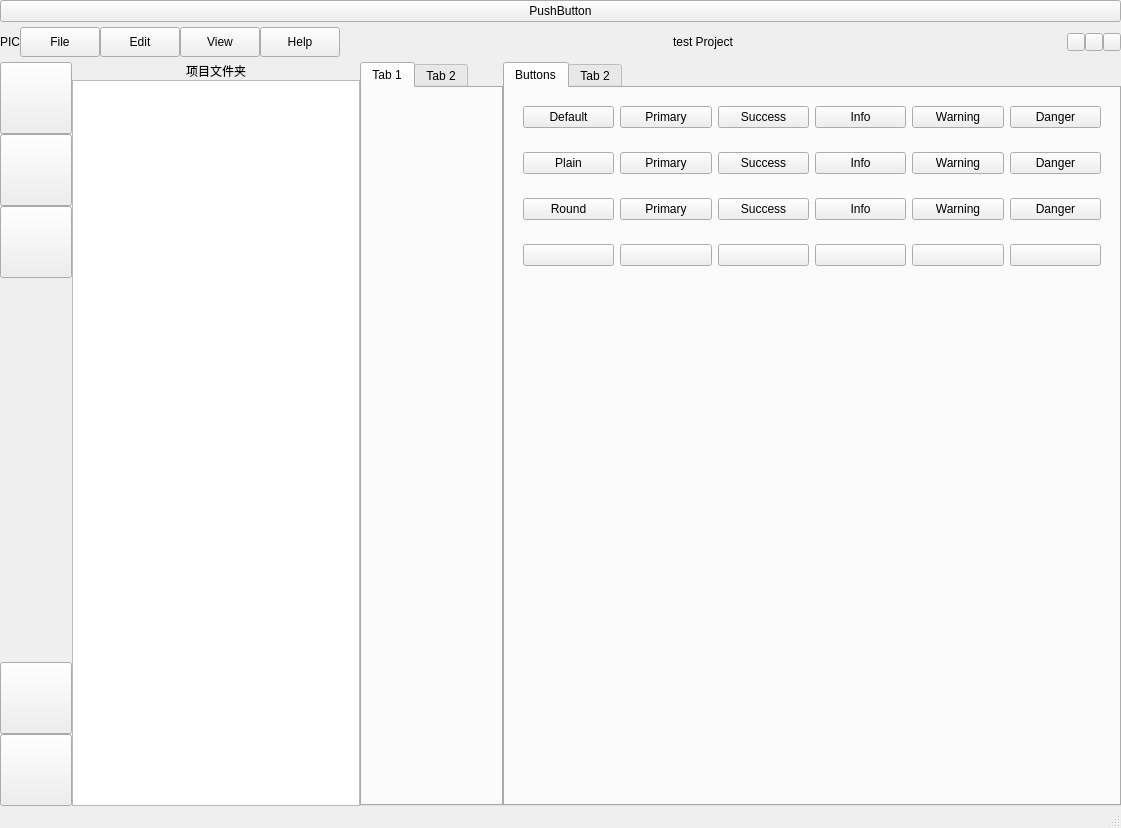
Qt form ui/ElemQssEditor.ui (jimmy-moqin/QssEditor) before a commit.
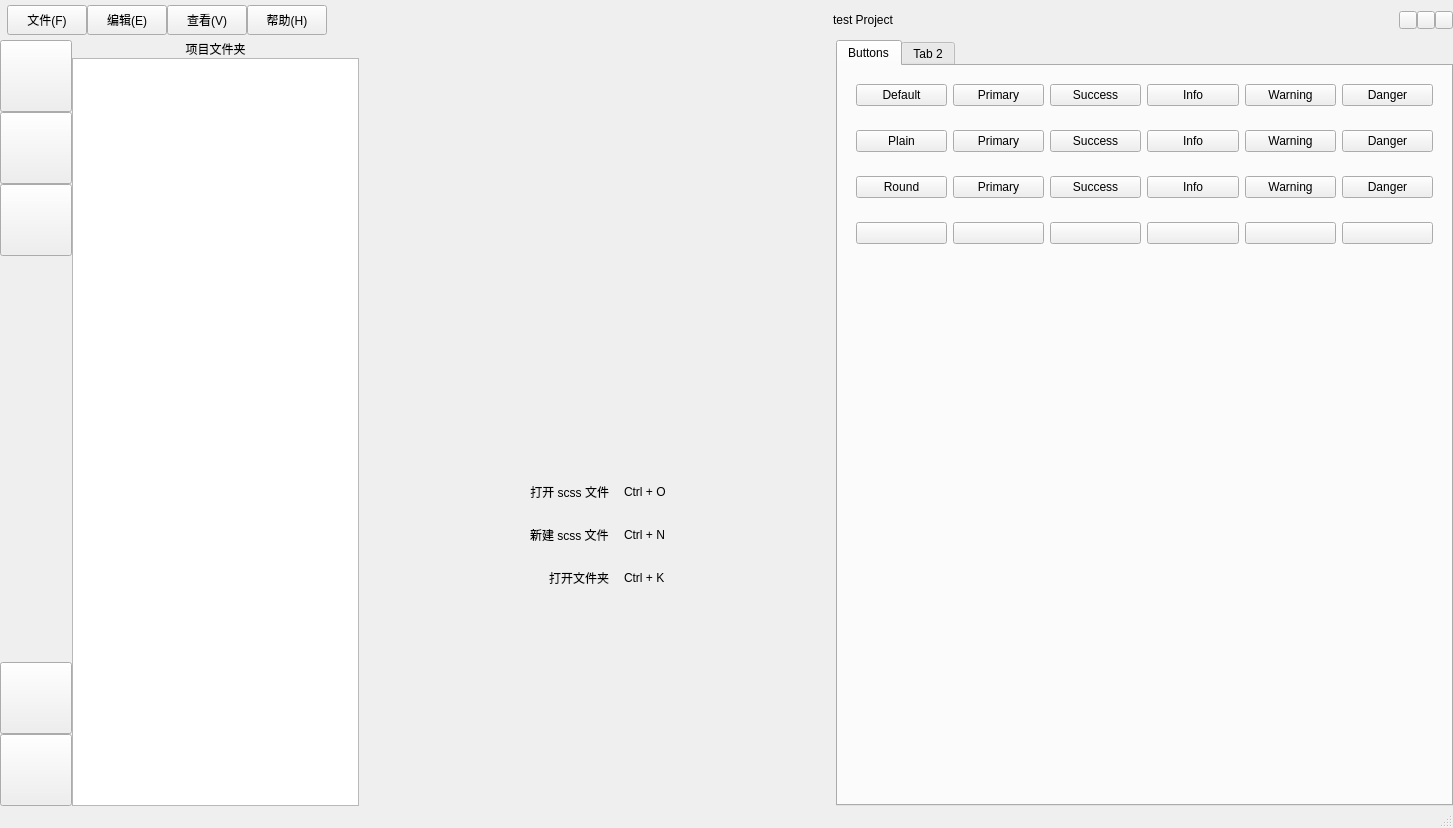
The same form after that commit. Icons and pictures are not drawn. Custom widgets are drawn as their Qt base class.

Diff of the .ui file:
```diff
--- a/ui/ElemQssEditor.ui
+++ b/ui/ElemQssEditor.ui
@@ -6,7 +6,7 @@
    <rect>
     <x>0</x>
     <y>0</y>
-    <width>1121</width>
+    <width>1453</width>
     <height>828</height>
    </rect>
   </property>
@@ -30,13 +30,6 @@
     <property name="bottomMargin">
      <number>0</number>
     </property>
-    <item>
-     <widget class="QPushButton" name="reloadBtn">
-      <property name="text">
-       <string>PushButton</string>
-      </property>
-     </widget>
-    </item>
     <item>
      <widget class="QWidget" name="titleWidget" native="true">
       <property name="sizePolicy">
@@ -75,8 +68,20 @@
        </property>
        <item>
         <widget class="QLabel" name="logo">
+         <property name="maximumSize">
+          <size>
+           <width>40</width>
+           <height>30</height>
+          </size>
+         </property>
          <property name="text">
-          <string>PIC</string>
+          <string/>
+         </property>
+         <property name="pixmap">
+          <pixmap resource="../resource/qrc/mainQrc.qrc">:/dark/img/qe.png</pixmap>
+         </property>
+         <property name="scaledContents">
+          <bool>true</bool>
          </property>
         </widget>
        </item>
@@ -89,7 +94,10 @@
           </size>
          </property>
          <property name="text">
-          <string>File</string>
+          <string>文件(F)</string>
+         </property>
+         <property name="shortcut">
+          <string>Alt+F</string>
          </property>
         </widget>
        </item>
@@ -108,7 +116,10 @@
           </size>
          </property>
          <property name="text">
-          <string>Edit</string>
+          <string>编辑(E)</string>
+         </property>
+         <property name="shortcut">
+          <string>Alt+E</string>
          </property>
         </widget>
        </item>
@@ -121,7 +132,10 @@
           </size>
          </property>
          <property name="text">
-          <string>View</string>
+          <string>查看(V)</string>
+         </property>
+         <property name="shortcut">
+          <string>Alt+V</string>
          </property>
         </widget>
        </item>
@@ -134,7 +148,10 @@
           </size>
          </property>
          <property name="text">
-          <string>Help</string>
+          <string>帮助(H)</string>
+         </property>
+         <property name="shortcut">
+          <string>Alt+H</string>
          </property>
         </widget>
        </item>
@@ -535,6 +552,184 @@
              <property name="currentIndex">
               <number>0</number>
              </property>
+             <widget class="QWidget" name="homepage">
+              <layout class="QVBoxLayout" name="verticalLayout_8">
+               <property name="spacing">
+                <number>0</number>
+               </property>
+               <property name="leftMargin">
+                <number>0</number>
+               </property>
+               <property name="topMargin">
+                <number>0</number>
+               </property>
+               <property name="rightMargin">
+                <number>0</number>
+               </property>
+               <property name="bottomMargin">
+                <number>0</number>
+               </property>
+               <item>
+                <spacer name="verticalSpacer_3">
+                 <property name="orientation">
+                  <enum>Qt::Vertical</enum>
+                 </property>
+                 <property name="sizeHint" stdset="0">
+                  <size>
+                   <width>20</width>
+                   <height>142</height>
+                  </size>
+                 </property>
+                </spacer>
+               </item>
+               <item>
+                <widget class="QLabel" name="homepageLogo">
+                 <property name="text">
+                  <string/>
+                 </property>
+                 <property name="pixmap">
+                  <pixmap resource="../resource/qrc/mainQrc.qrc">:/dark/img/qe.png</pixmap>
+                 </property>
+                 <property name="scaledContents">
+                  <bool>false</bool>
+                 </property>
+                 <property name="alignment">
+                  <set>Qt::AlignCenter</set>
+                 </property>
+                </widget>
+               </item>
+               <item>
+                <spacer name="verticalSpacer_4">
+                 <property name="orientation">
+                  <enum>Qt::Vertical</enum>
+                 </property>
+                 <property name="sizeHint" stdset="0">
+                  <size>
+                   <width>20</width>
+                   <height>143</height>
+                  </size>
+                 </property>
+                </spacer>
+               </item>
+               <item>
+                <widget class="QWidget" name="widget_5" native="true">
+                 <layout class="QHBoxLayout" name="horizontalLayout_6">
+                  <item>
+                   <spacer name="horizontalSpacer_3">
+                    <property name="orientation">
+                     <enum>Qt::Horizontal</enum>
+                    </property>
+                    <property name="sizeHint" stdset="0">
+                     <size>
+                      <width>136</width>
+                      <height>20</height>
+                     </size>
+                    </property>
+                   </spacer>
+                  </item>
+                  <item>
+                   <widget class="QWidget" name="hpTipsWidget" native="true">
+                    <layout class="QFormLayout" name="formLayout">
+                     <property name="labelAlignment">
+                      <set>Qt::AlignRight|Qt::AlignTrailing|Qt::AlignVCenter</set>
+                     </property>
+                     <property name="horizontalSpacing">
+                      <number>15</number>
+                     </property>
+                     <property name="verticalSpacing">
+                      <number>25</number>
+                     </property>
+                     <property name="leftMargin">
+                      <number>0</number>
+                     </property>
+                     <property name="topMargin">
+                      <number>0</number>
+                     </property>
+                     <property name="rightMargin">
+                      <number>0</number>
+                     </property>
+                     <property name="bottomMargin">
+                      <number>0</number>
+                     </property>
+                     <item row="0" column="0">
+                      <widget class="QLabel" name="label_2">
+                       <property name="text">
+                        <string>打开 scss 文件</string>
+                       </property>
+                       <property name="alignment">
+                        <set>Qt::AlignRight|Qt::AlignTrailing|Qt::AlignVCenter</set>
+                       </property>
+                      </widget>
+                     </item>
+                     <item row="0" column="1">
+                      <widget class="QLabel" name="label_3">
+                       <property name="text">
+                        <string>Ctrl + O</string>
+                       </property>
+                      </widget>
+                     </item>
+                     <item row="1" column="0">
+                      <widget class="QLabel" name="label_4">
+                       <property name="text">
+                        <string>新建 scss 文件</string>
+                       </property>
+                      </widget>
+                     </item>
+                     <item row="1" column="1">
+                      <widget class="QLabel" name="label_5">
+                       <property name="text">
+                        <string>Ctrl + N</string>
+                       </property>
+                      </widget>
+                     </item>
+                     <item row="2" column="0">
+                      <widget class="QLabel" name="label_6">
+                       <property name="text">
+                        <string>打开文件夹</string>
+                       </property>
+                      </widget>
+                     </item>
+                     <item row="2" column="1">
+                      <widget class="QLabel" name="label_7">
+                       <property name="text">
+                        <string>Ctrl + K</string>
+                       </property>
+                      </widget>
+                     </item>
+                    </layout>
+                   </widget>
+                  </item>
+                  <item>
+                   <spacer name="horizontalSpacer_4">
+                    <property name="orientation">
+                     <enum>Qt::Horizontal</enum>
+                    </property>
+                    <property name="sizeHint" stdset="0">
+                     <size>
+                      <width>135</width>
+                      <height>20</height>
+                     </size>
+                    </property>
+                   </spacer>
+                  </item>
+                 </layout>
+                </widget>
+               </item>
+               <item>
+                <spacer name="verticalSpacer_5">
+                 <property name="orientation">
+                  <enum>Qt::Vertical</enum>
+                 </property>
+                 <property name="sizeHint" stdset="0">
+                  <size>
+                   <width>20</width>
+                   <height>142</height>
+                  </size>
+                 </property>
+                </spacer>
+               </item>
+              </layout>
+             </widget>
              <widget class="QWidget" name="editorPage">
               <layout class="QVBoxLayout" name="verticalLayout_5">
                <property name="spacing">
```
Left out of the diff: 5 changed lines with no effect on the pictures.
